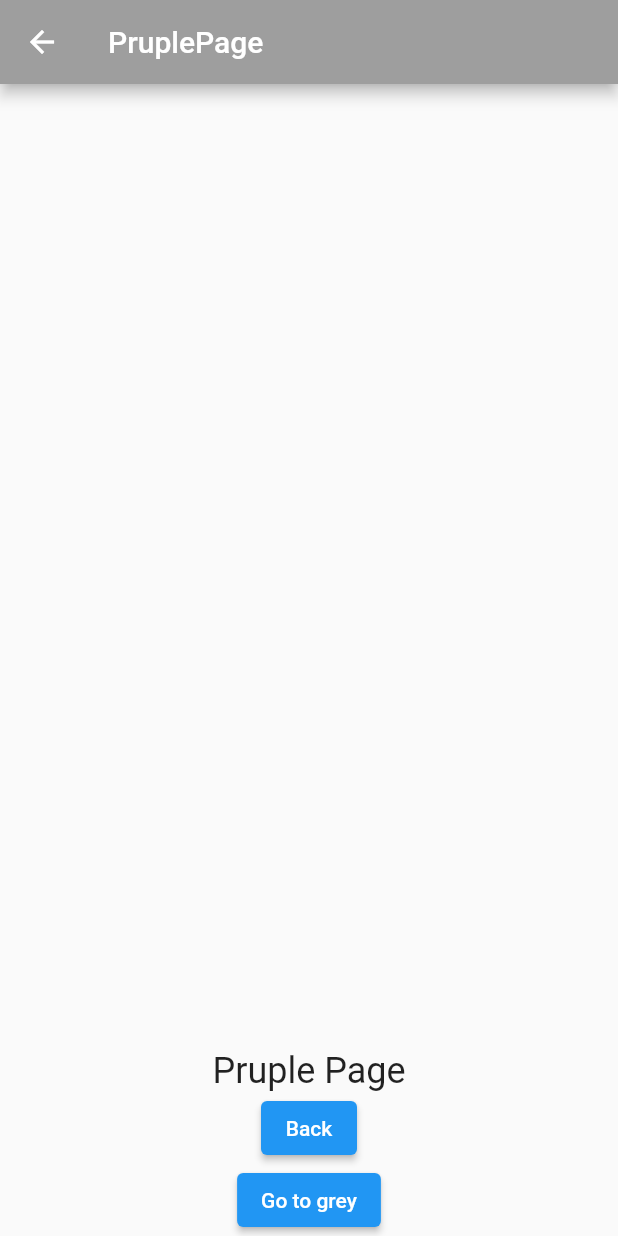
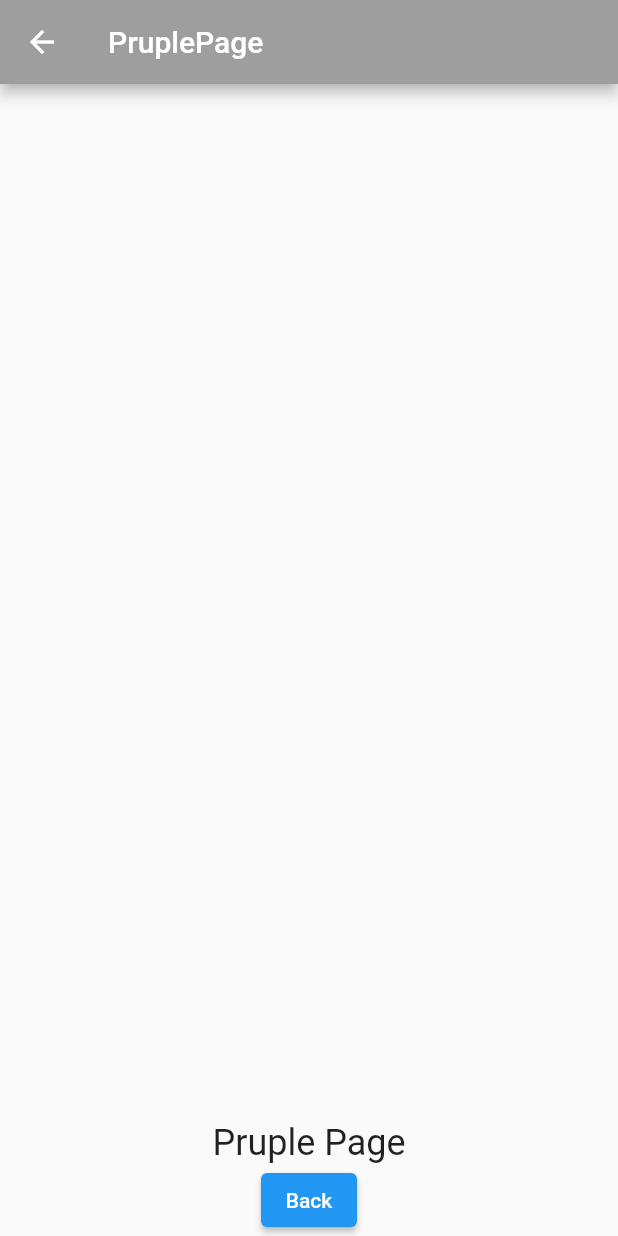
Before and after one commit to Gokdenizsari/flutter_Navigations, a Flutter app: the PurplePage screen opened by its route, on a phone screen of 412 x 824 dp. Run offline on Flutter 3.47's test engine with Material 2 defaults, Android fonts, the phone set to English and light mode, and no system bars; missing offline and left inert: dart:js.

Commit message:
Update purple_page.dart

```diff
--- a/lib/purple_page.dart
+++ b/lib/purple_page.dart
@@ -32,12 +32,7 @@ class PurplePage extends StatelessWidget {
                   Navigator.of(context).pop(_randomSayi);
                 },
                 child: Text("Back")),
-            ElevatedButton(
-                onPressed: () {
-                  Navigator.pushNamed(context, "-greyPage");
-                },
-                style: ElevatedButton.styleFrom(primary: Colors.blue),
-                child: Text("Go to grey")),
+
           ],
         )),
       ),
```
